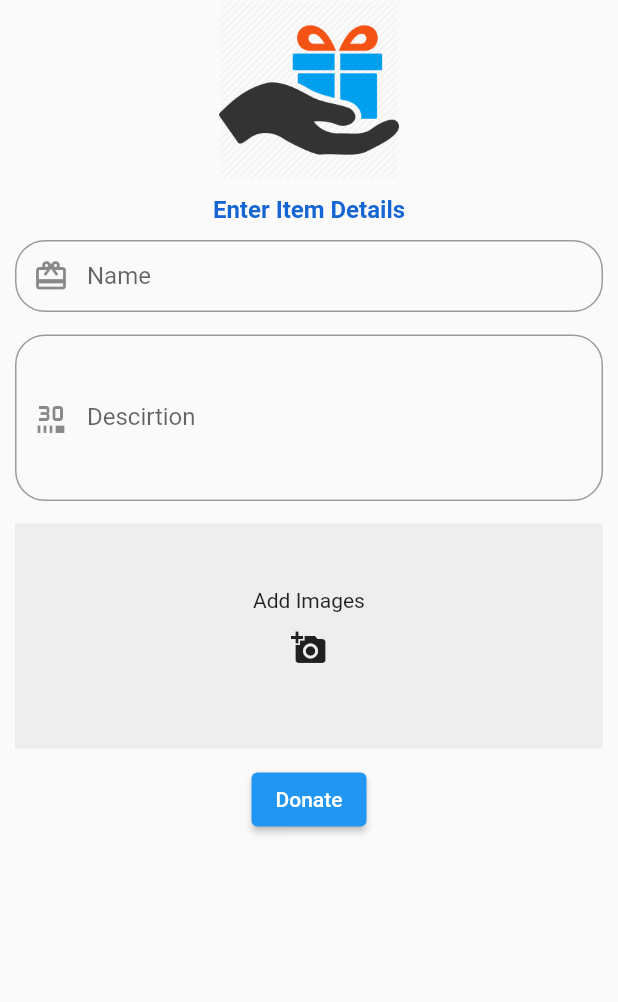
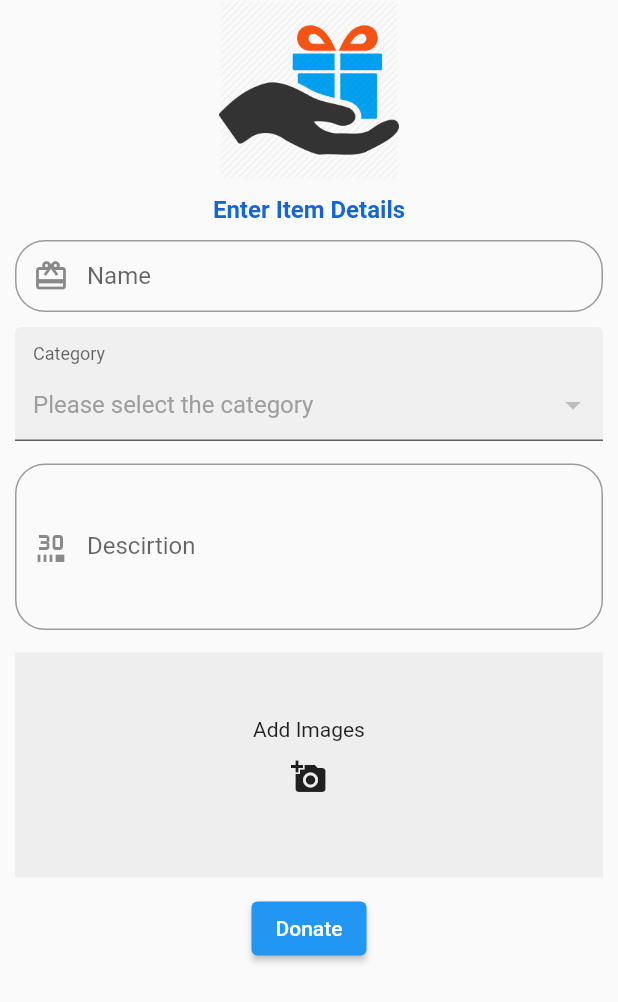
Before and after one commit to logesh-imf/Donate-Now_GoodsShare, a Flutter app: the DonatePage screen opened directly, on a phone screen of 412 x 824 dp. Shown: the top 1002 px of the screen. Run offline on Flutter 3.47's test engine with Material 2 defaults, Android fonts, the phone set to English and light mode, and no system bars; drawn by our look-alikes of dropdown_formfield; our stand-ins replace bubble_bottom_bar, carousel_slider, cloud_firestore, firebase_auth, firebase_core, firebase_storage and 3 more; missing offline and left inert: flutter_absolute_path, multi_image_picker2; accounts and stored records are empty; network calls fail; statements that could not run were skipped.

Commit message:
category added

```diff
--- a/donate_now/lib/donate_page.dart
+++ b/donate_now/lib/donate_page.dart
@@ -1,3 +1,5 @@
+import 'package:cloud_firestore/cloud_firestore.dart';
+import 'package:dropdown_formfield/dropdown_formfield.dart';
 import 'package:donate_now/firestore/AddItem.dart';
 import 'package:flutter/material.dart';
 import 'package:donate_now/Design.dart';
@@ -19,11 +21,27 @@ class DonatePage extends StatefulWidget {
 class _DonatePageState extends State<DonatePage> {
   final _formkey = GlobalKey<FormState>();
   List<Asset> images = <Asset>[];
+  List<dynamic> snap;
+  List category = [];
   bool donated = false;
 
   @override
   void initState() {
     super.initState();
+    FirebaseFirestore.instance
+        .collection('category')
+        .doc('categoryType')
+        .get()
+        .then((value) {
+      snap = List.from(value['type']);
+
+      setState(() {
+        for (var item in snap) {
+          category.add({'name': item['name'], 'value': item['name']});
+        }
+      });
+    });
+
     final donateProvider = Provider.of<DonateItem>(context, listen: false);
     donateProvider.images.clear();
   }
@@ -128,6 +146,31 @@ class _DonatePageState extends State<DonatePage> {
                         onSaved: (val) {
                           donateProvider.name = val;
                         },
+                      ),
+                      SizedBox(
+                        height: 10,
+                      ),
+                      DropDownFormField(
+                        titleText: 'Category',
+                        hintText: 'Please select the category',
+                        value: donateProvider.category,
+                        onChanged: (val) {
+                          setState(() {
+                            donateProvider.category = val;
+                          });
+                        },
+                        onSaved: (val) {
+                          setState(() {
+                            donateProvider.category = val;
+                          });
+                        },
+                        validator: (val) {
+                          if (val == null) return 'Please select the category';
+                          return null;
+                        },
+                        dataSource: (category.length > 0) ? category : [],
+                        textField: 'name',
+                        valueField: 'value',
                       ),
                       SizedBox(
                         height: 15,
--- a/donate_now/lib/firestore/AddItem.dart
+++ b/donate_now/lib/firestore/AddItem.dart
@@ -25,7 +25,7 @@ String generateId() {
 }
 
 class DonateItem extends ChangeNotifier {
-  String name, description;
+  String name, description, category;
   List<File> images = [];
   String errorMSG = "";
 
@@ -71,6 +71,7 @@ class DonateItem extends ChangeNotifier {
           .set({
             'email': email,
             'name': name,
+            'category': category,
             'description': description,
             'images': FieldValue.arrayUnion(urls)
           })
```
Also changed, not shown: donate_now/lib/firestore/NewUser.dart (+8 -1 lines), donate_now/pubspec.yaml (+4 -3 lines), donate_now/pubspec.lock.
